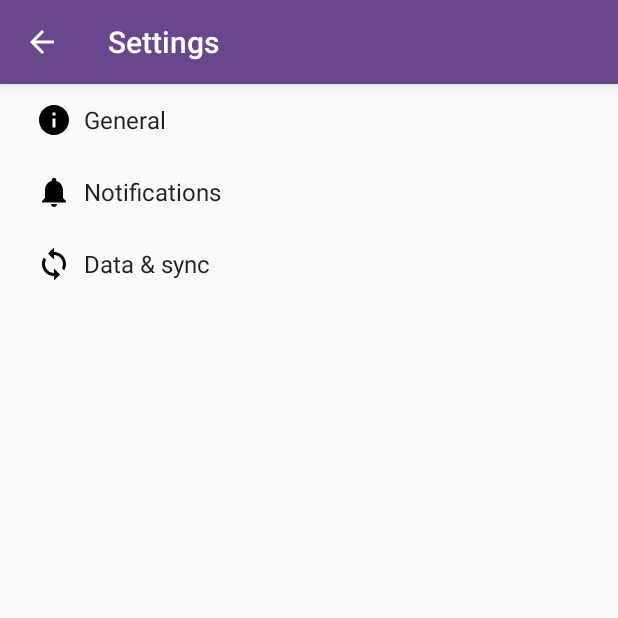
After one commit to jbeaulieu/regal_iot, an Android app: the SettingsActivity screen opened directly, with no data from a screen before it, on a phone screen of 412 x 824 dp, the top half of it. The commit adds this screen. Run offline under Robolectric (Android 15) with nearby library versions, the phone set to English and light mode, and no system bars; network calls fail.

Commit message:
Added settings activity
Added settings activity with default, unused toggles. Activity can be launched via side nav bar

```diff
--- /dev/null
+++ b/android/RegalIoT/app/src/main/java/com/regal/iotdemo/AppCompatPreferenceActivity.java
@@ -0,0 +1,109 @@
+package com.regal.iotdemo;
+
+import android.content.res.Configuration;
+import android.os.Bundle;
+import android.preference.PreferenceActivity;
+import android.support.annotation.LayoutRes;
+import android.support.annotation.Nullable;
+import android.support.v7.app.ActionBar;
+import android.support.v7.app.AppCompatDelegate;
+import android.support.v7.widget.Toolbar;
+import android.view.MenuInflater;
+import android.view.View;
+import android.view.ViewGroup;
+
+/**
+ * A {@link android.preference.PreferenceActivity} which implements and proxies the necessary calls
+ * to be used with AppCompat.
+ */
+public abstract class AppCompatPreferenceActivity extends PreferenceActivity {
+
+    private AppCompatDelegate mDelegate;
+
+    @Override
+    protected void onCreate(Bundle savedInstanceState) {
+        getDelegate().installViewFactory();
+        getDelegate().onCreate(savedInstanceState);
+        super.onCreate(savedInstanceState);
+    }
+
+    @Override
+    protected void onPostCreate(Bundle savedInstanceState) {
+        super.onPostCreate(savedInstanceState);
+        getDelegate().onPostCreate(savedInstanceState);
+    }
+
+    public ActionBar getSupportActionBar() {
+        return getDelegate().getSupportActionBar();
+    }
+
+    public void setSupportActionBar(@Nullable Toolbar toolbar) {
+        getDelegate().setSupportActionBar(toolbar);
+    }
+
+    @Override
+    public MenuInflater getMenuInflater() {
+        return getDelegate().getMenuInflater();
+    }
+
+    @Override
+    public void setContentView(@LayoutRes int layoutResID) {
+        getDelegate().setContentView(layoutResID);
+    }
+
+    @Override
+    public void setContentView(View view) {
+        getDelegate().setContentView(view);
+    }
+
+    @Override
+    public void setContentView(View view, ViewGroup.LayoutParams params) {
+        getDelegate().setContentView(view, params);
+    }
+
+    @Override
+    public void addContentView(View view, ViewGroup.LayoutParams params) {
+        getDelegate().addContentView(view, params);
+    }
+
+    @Override
+    protected void onPostResume() {
+        super.onPostResume();
+        getDelegate().onPostResume();
+    }
+
+    @Override
+    protected void onTitleChanged(CharSequence title, int color) {
+        super.onTitleChanged(title, color);
+        getDelegate().setTitle(title);
+    }
+
+    @Override
+    public void onConfigurationChanged(Configuration newConfig) {
+        super.onConfigurationChanged(newConfig);
+        getDelegate().onConfigurationChanged(newConfig);
+    }
+
+    @Override
+    protected void onStop() {
+        super.onStop();
+        getDelegate().onStop();
+    }
+
+    @Override
+    protected void onDestroy() {
+        super.onDestroy();
+        getDelegate().onDestroy();
+    }
+
+    public void invalidateOptionsMenu() {
+        getDelegate().invalidateOptionsMenu();
+    }
+
+    private AppCompatDelegate getDelegate() {
+        if (mDelegate == null) {
+            mDelegate = AppCompatDelegate.create(this, null);
+        }
+        return mDelegate;
+    }
+}
--- /dev/null
+++ b/android/RegalIoT/app/src/main/res/drawable/ic_info_black_24dp.xml
@@ -0,0 +1,9 @@
+<vector xmlns:android="http://schemas.android.com/apk/res/android"
+    android:width="24dp"
+    android:height="24dp"
+    android:viewportHeight="24.0"
+    android:viewportWidth="24.0">
+    <path
+        android:fillColor="#FF000000"
+        android:pathData="M12,2C6.48,2 2,6.48 2,12s4.48,10 10,10 10,-4.48 10,-10S17.52,2 12,2zm1,15h-2v-6h2v6zm0,-8h-2V7h2v2z" />
+</vector>
--- /dev/null
+++ b/android/RegalIoT/app/src/main/res/drawable/ic_sync_black_24dp.xml
@@ -0,0 +1,9 @@
+<vector xmlns:android="http://schemas.android.com/apk/res/android"
+    android:width="24dp"
+    android:height="24dp"
+    android:viewportHeight="24.0"
+    android:viewportWidth="24.0">
+    <path
+        android:fillColor="#FF000000"
+        android:pathData="M12 4V1L8 5l4 4V6c3.31 0 6 2.69 6 6 0 1.01,-.25 1.97,-.7 2.8l1.46 1.46C19.54 15.03 20 13.57 20 12c0,-4.42,-3.58,-8,-8,-8zm0 14c-3.31 0,-6,-2.69,-6,-6 0,-1.01.25,-1.97.7,-2.8L5.24 7.74C4.46 8.97 4 10.43 4 12c0 4.42 3.58 8 8 8v3l4,-4,-4,-4v3z" />
+</vector>
--- a/android/RegalIoT/app/src/main/res/values/strings.xml
+++ b/android/RegalIoT/app/src/main/res/values/strings.xml
@@ -24,4 +24,77 @@
     <string name="navigation_drawer_close">Close navigation drawer</string>
 
     <string name="action_settings">Settings</string>
+    <string name="title_activity_settings">Settings</string>
+
+    <!-- Strings related to Settings -->
+
+    <!-- Example General settings -->
+    <string name="pref_header_general">General</string>
+
+    <string name="pref_title_social_recommendations">Enable social recommendations</string>
+    <string name="pref_description_social_recommendations">Recommendations for people to contact
+        based on your message history
+    </string>
+
+    <string name="pref_title_display_name">Display name</string>
+    <string name="pref_default_display_name">John Smith</string>
+
+    <string name="pref_title_add_friends_to_messages">Add friends to messages</string>
+    <string-array name="pref_example_list_titles">
+        <item>Always</item>
+        <item>When possible</item>
+        <item>Never</item>
+    </string-array>
+    <string-array name="pref_example_list_values">
+        <item>1</item>
+        <item>0</item>
+        <item>-1</item>
+    </string-array>
+
+    <!-- Example settings for Data & Sync -->
+    <string name="pref_header_data_sync">Data &amp; sync</string>
+
+    <string name="pref_title_sync_frequency">Sync frequency</string>
+    <string-array name="pref_sync_frequency_titles">
+        <item>15 minutes</item>
+        <item>30 minutes</item>
+        <item>1 hour</item>
+        <item>3 hours</item>
+        <item>6 hours</item>
+        <item>Never</item>
+    </string-array>
+    <string-array name="pref_sync_frequency_values">
+        <item>15</item>
+        <item>30</item>
+        <item>60</item>
+        <item>180</item>
+        <item>360</item>
+        <item>-1</item>
+    </string-array>
+
+    <string-array name="list_preference_entries">
+        <item>Entry 1</item>
+        <item>Entry 2</item>
+        <item>Entry 3</item>
+    </string-array>
+
+    <string-array name="list_preference_entry_values">
+        <item>1</item>
+        <item>2</item>
+        <item>3</item>
+    </string-array>
+
+    <string-array name="multi_select_list_preference_default_value" />
+
+    <string name="pref_title_system_sync_settings">System sync settings</string>
+
+    <!-- Example settings for Notifications -->
+    <string name="pref_header_notifications">Notifications</string>
+
+    <string name="pref_title_new_message_notifications">New message notifications</string>
+
+    <string name="pref_title_ringtone">Ringtone</string>
+    <string name="pref_ringtone_silent">Silent</string>
+
+    <string name="pref_title_vibrate">Vibrate</string>
 </resources>
--- /dev/null
+++ b/android/RegalIoT/app/src/main/res/xml/pref_data_sync.xml
@@ -0,0 +1,21 @@
+<PreferenceScreen xmlns:android="http://schemas.android.com/apk/res/android">
+
+    <!-- NOTE: Hide buttons to simplify the UI. Users can touch outside the dialog to
+         dismiss it. -->
+    <!-- NOTE: ListPreference's summary should be set to its value by the activity code. -->
+    <ListPreference
+        android:defaultValue="180"
+        android:entries="@array/pref_sync_frequency_titles"
+        android:entryValues="@array/pref_sync_frequency_values"
+        android:key="sync_frequency"
+        android:negativeButtonText="@null"
+        android:positiveButtonText="@null"
+        android:title="@string/pref_title_sync_frequency" />
+
+    <!-- This preference simply launches an intent when selected. Use this UI sparingly, per
+         design guidelines. -->
+    <Preference android:title="@string/pref_title_system_sync_settings">
+        <intent android:action="android.settings.SYNC_SETTINGS" />
+    </Preference>
+
+</PreferenceScreen>
--- /dev/null
+++ b/android/RegalIoT/app/src/main/res/xml/pref_general.xml
@@ -0,0 +1,33 @@
+<PreferenceScreen xmlns:android="http://schemas.android.com/apk/res/android">
+
+    <SwitchPreference
+        android:defaultValue="true"
+        android:key="example_switch"
+        android:summary="@string/pref_description_social_recommendations"
+        android:title="@string/pref_title_social_recommendations" />
+
+    <!-- NOTE: EditTextPreference accepts EditText attributes. -->
+    <!-- NOTE: EditTextPreference's summary should be set to its value by the activity code. -->
+    <EditTextPreference
+        android:capitalize="words"
+        android:defaultValue="@string/pref_default_display_name"
+        android:inputType="textCapWords"
+        android:key="example_text"
+        android:maxLines="1"
+        android:selectAllOnFocus="true"
+        android:singleLine="true"
+        android:title="@string/pref_title_display_name" />
+
+    <!-- NOTE: Hide buttons to simplify the UI. Users can touch outside the dialog to
+         dismiss it. -->
+    <!-- NOTE: ListPreference's summary should be set to its value by the activity code. -->
+    <ListPreference
+        android:defaultValue="-1"
+        android:entries="@array/pref_example_list_titles"
+        android:entryValues="@array/pref_example_list_values"
+        android:key="example_list"
+        android:negativeButtonText="@null"
+        android:positiveButtonText="@null"
+        android:title="@string/pref_title_add_friends_to_messages" />
+
+</PreferenceScreen>
--- /dev/null
+++ b/android/RegalIoT/app/src/main/res/xml/pref_headers.xml
@@ -0,0 +1,20 @@
+<preference-headers xmlns:android="http://schemas.android.com/apk/res/android">
+
+    <!-- These settings headers are only used on tablets. -->
+
+    <header
+        android:fragment="com.regal.iotdemo.SettingsActivity$GeneralPreferenceFragment"
+        android:icon="@drawable/ic_info_black_24dp"
+        android:title="@string/pref_header_general" />
+
+    <header
+        android:fragment="com.regal.iotdemo.SettingsActivity$NotificationPreferenceFragment"
+        android:icon="@drawable/ic_notifications_black_24dp"
+        android:title="@string/pref_header_notifications" />
+
+    <header
+        android:fragment="com.regal.iotdemo.SettingsActivity$DataSyncPreferenceFragment"
+        android:icon="@drawable/ic_sync_black_24dp"
+        android:title="@string/pref_header_data_sync" />
+
+</preference-headers>
--- /dev/null
+++ b/android/RegalIoT/app/src/main/res/xml/pref_notification.xml
@@ -0,0 +1,27 @@
+<PreferenceScreen xmlns:android="http://schemas.android.com/apk/res/android">
+
+    <!-- A 'parent' preference, which enables/disables child preferences (below)
+         when checked/unchecked. -->
+    <SwitchPreference
+        android:defaultValue="true"
+        android:key="notifications_new_message"
+        android:title="@string/pref_title_new_message_notifications" />
+
+    <!-- Allows the user to choose a ringtone in the 'notification' category. -->
+    <!-- NOTE: This preference will be enabled only when the checkbox above is checked. -->
+    <!-- NOTE: RingtonePreference's summary should be set to its value by the activity code. -->
+    <RingtonePreference
+        android:defaultValue="content://settings/system/notification_sound"
+        android:dependency="notifications_new_message"
+        android:key="notifications_new_message_ringtone"
+        android:ringtoneType="notification"
+        android:title="@string/pref_title_ringtone" />
+
+    <!-- NOTE: This preference will be enabled only when the checkbox above is checked. -->
+    <SwitchPreference
+        android:defaultValue="true"
+        android:dependency="notifications_new_message"
+        android:key="notifications_new_message_vibrate"
+        android:title="@string/pref_title_vibrate" />
+
+</PreferenceScreen>
```
Also changed, not shown: android/RegalIoT/app/src/main/AndroidManifest.xml (+9 -0 lines), android/RegalIoT/app/src/main/java/com/regal/iotdemo/NavigationActivity.java (+8 -3 lines), android/RegalIoT/app/src/main/java/com/regal/iotdemo/SettingsActivity.java (added, +267 -0 lines).
